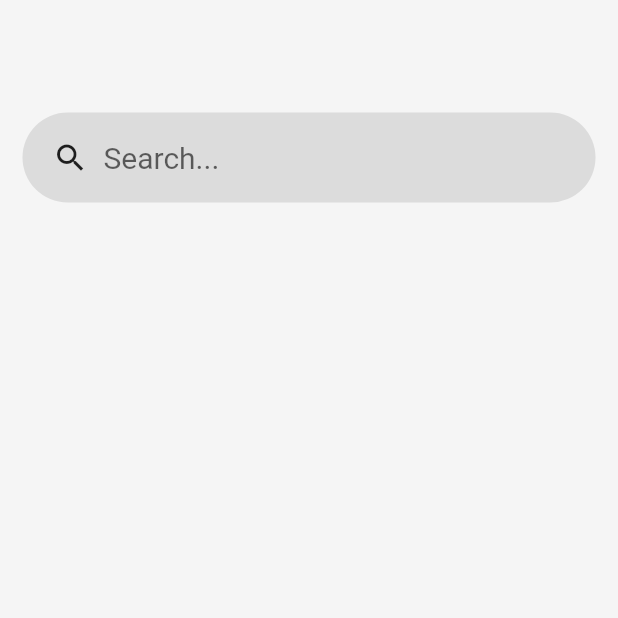
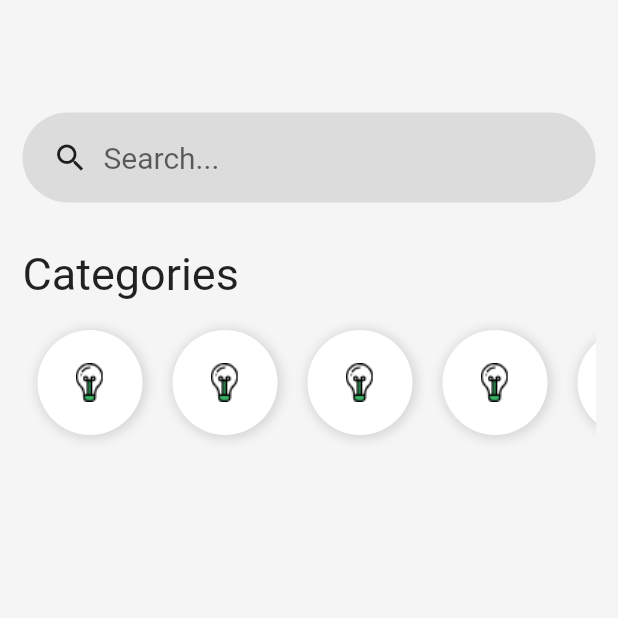
Before and after one commit to oliversieto/shopping_flutter, a Flutter app: the screen it shows after launch, after a tap on "Sign in", on a phone screen of 412 x 824 dp, the top half of it. Run offline on Flutter 3.47's test engine with Material 2 defaults, Android fonts, the phone set to English and light mode, and no system bars.

Commit message:
feat: criação das categorias na home

```diff
--- a/lib/pages/home.page.dart
+++ b/lib/pages/home.page.dart
@@ -14,6 +14,22 @@ class HomePage extends StatelessWidget {
               height: 60,
             ),
             search(),
+            SizedBox(
+              height: 30,
+            ),
+            Text(
+              "Categories",
+              style: TextStyle(
+                fontSize: 30,
+              ),
+            ),
+            SizedBox(
+              height: 10,
+            ),
+            Container(
+              height: 90,
+              child: categoryList(),
+            ),
           ],
         ),
       ),
@@ -60,3 +76,44 @@ Widget search() {
     ),
   );
 }
+
+Widget categoryList() {
+  return Container(
+    child: ListView(
+      scrollDirection: Axis.horizontal,
+      children: [
+        categoryItem(),
+        categoryItem(),
+        categoryItem(),
+        categoryItem(),
+        categoryItem(),
+        categoryItem(),
+        categoryItem(),
+      ],
+    ),
+  );
+}
+
+Widget categoryItem() {
+  return Container(
+    width: 70,
+    height: 70,
+    margin: EdgeInsets.all(10),
+    padding: EdgeInsets.all(10),
+    decoration: BoxDecoration(
+      color: Colors.white,
+      boxShadow: [
+        new BoxShadow(
+          color: Colors.black12,
+          offset: new Offset(1, 1),
+          blurRadius: 5,
+          spreadRadius: 2,
+        ),
+      ],
+      borderRadius: BorderRadius.all(
+        Radius.circular(64),
+      ),
+    ),
+    child: Image.asset("assets/images/Icon_Devices.png"),
+  );
+}
```
